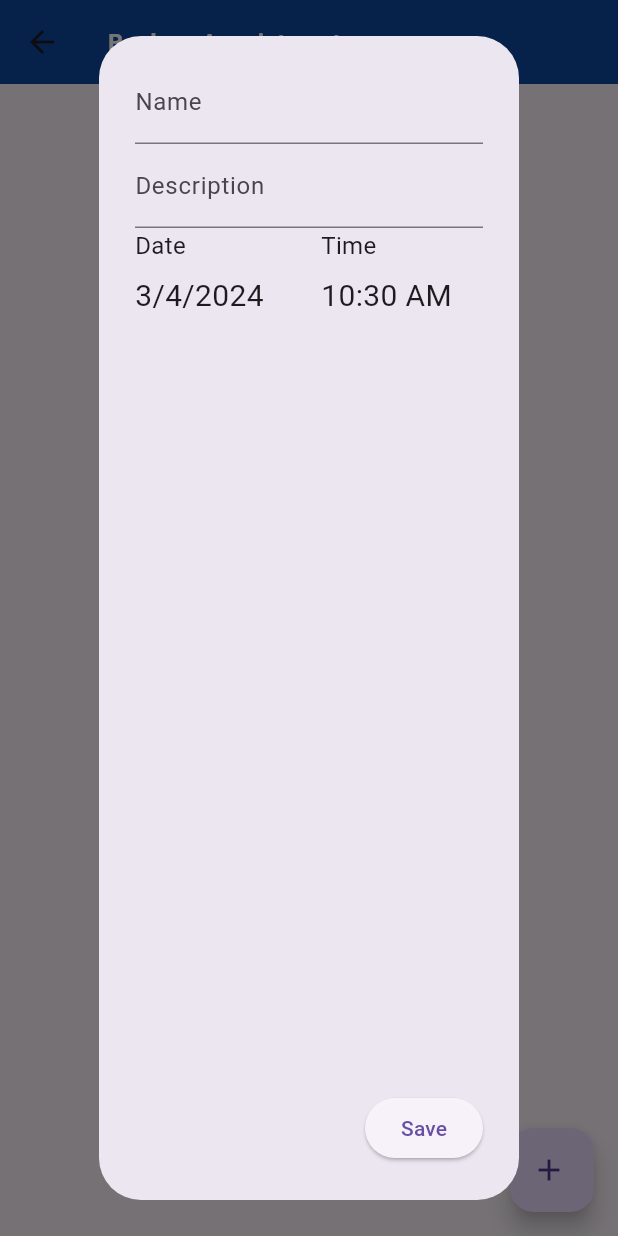
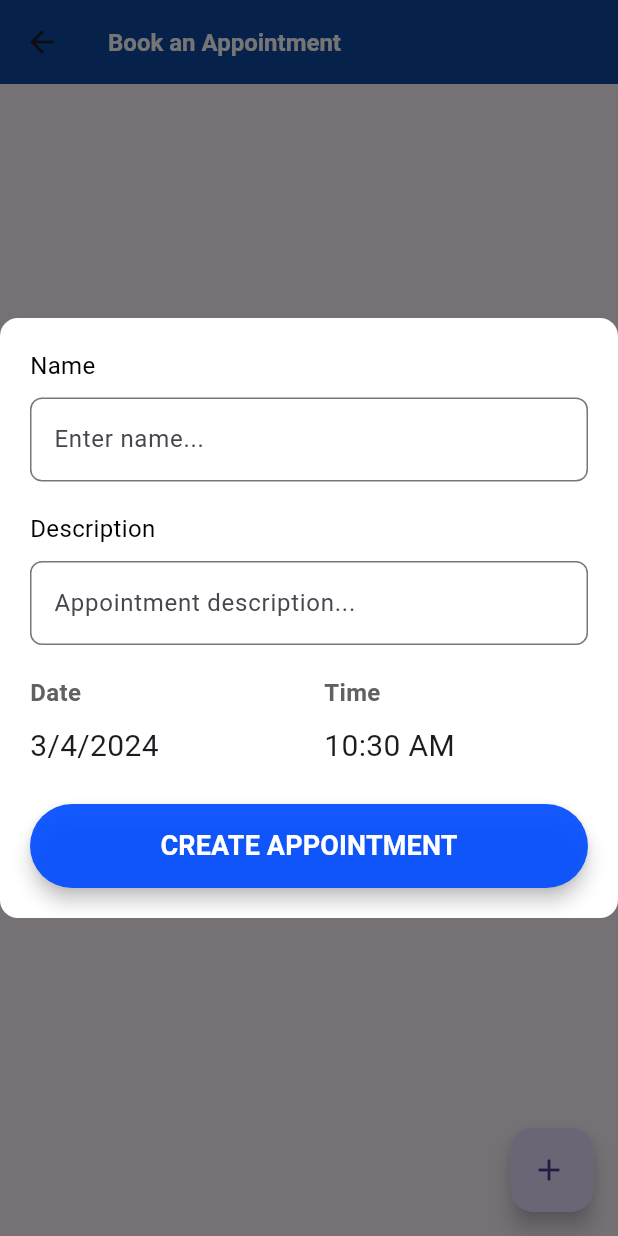
Before and after one commit to makuachteny/mobile-dev, a Flutter app: the AppointmentPage screen opened directly, after a tap on the "add" icon, on a phone screen of 412 x 824 dp. Run offline on Flutter 3.47's test engine with Material 3 defaults, Android fonts, the phone set to English and light mode, and no system bars; our stand-ins replace cloud_firestore, firebase_auth, firebase_core, firebase_storage, flutter_signin_button, google_sign_in and 3 more; missing offline and left inert: zego_uikit_prebuilt_video_conference; accounts and stored records are empty.

Commit message:
appointment UI

```diff
--- a/afya_chapchap/lib/Screens/appointment.dart
+++ b/afya_chapchap/lib/Screens/appointment.dart
@@ -211,17 +211,60 @@ class AppointmentPageState extends State<AppointmentPage> {
 
     showDialog(
       context: context,
-      builder: (context) => AlertDialog(
-        content: Column(
+      builder: (context) => Dialog(
+      backgroundColor: Colors.white,
+      shape: RoundedRectangleBorder(
+        borderRadius: BorderRadius.circular(12.0),
+      ),
+      insetPadding: EdgeInsets.zero,
+      child: Container(
+        padding: const EdgeInsets.all(20.0),
+        child: SingleChildScrollView(
+          child: Column(
+            mainAxisSize: MainAxisSize.min,
             children: [
+              const Align(
+                alignment: Alignment.centerLeft,
+                child: Text(
+                  'Name',
+                  style: TextStyle(
+                    fontSize: 16.0,
+                    color: Colors.black,
+                  ),
+                ),
+              ),
+              const SizedBox(height: 10.0),
               TextField(
                 controller: nameController,
-              decoration: const InputDecoration(labelText: 'Name'),
+                decoration: InputDecoration(
+                  hintText: 'Enter name...',
+                  border: OutlineInputBorder(
+                    borderRadius: BorderRadius.circular(8.0),
                   ),
+                ),
+              ),
+              const SizedBox(height: 20.0),
+              const Align(
+                alignment: Alignment.centerLeft,
+                child: Text(
+                  'Description',
+                  style: TextStyle(
+                    fontSize: 16.0,
+                    color: Colors.black,
+                  ),
+                ),
+              ),
+              const SizedBox(height: 10.0),
               TextField(
                 controller: descriptionController,
-              decoration: const InputDecoration(labelText: 'Description'),
+                decoration: InputDecoration(
+                  hintText: 'Appointment description...',
+                  border: OutlineInputBorder(
+                    borderRadius: BorderRadius.circular(8.0),
                   ),
+                ),
+              ),
+              const SizedBox(height: 20.0),
               Row(
                 children: [
                   Expanded(
@@ -230,11 +273,18 @@ class AppointmentPageState extends State<AppointmentPage> {
                       child: Column(
                         crossAxisAlignment: CrossAxisAlignment.start,
                         children: [
-                        const Text(
+                          Align(
+                            alignment: Alignment.centerLeft,
+                            child: Text(
                               'Date',
-                          style: TextStyle(fontSize: 16.0),
+                              style: TextStyle(
+                                fontSize: 16.0,
+                                fontWeight: FontWeight.bold,
+                                color: Colors.grey.shade700,
                               ),
-                        const SizedBox(height: 8.0),
+                            ),
+                          ),
+                          const SizedBox(height: 10.0),
                           Text(
                             dateController.text.isNotEmpty
                                 ? dateController.text
@@ -245,18 +295,25 @@ class AppointmentPageState extends State<AppointmentPage> {
                       ),
                     ),
                   ),
-                const SizedBox(width: 16.0),
+                  const SizedBox(width: 20.0),
                   Expanded(
                     child: InkWell(
                       onTap: () => _showTimePicker(context),
                       child: Column(
                         crossAxisAlignment: CrossAxisAlignment.start,
                         children: [
-                        const Text(
+                          Align(
+                            alignment: Alignment.centerLeft,
+                            child: Text(
                               'Time',
-                          style: TextStyle(fontSize: 16.0),
+                              style: TextStyle(
+                                fontSize: 16.0,
+                                fontWeight: FontWeight.bold,
+                                color: Colors.grey.shade700,
                               ),
-                        const SizedBox(height: 8.0),
+                            ),
+                          ),
+                          const SizedBox(height: 10.0),
                           Text(
                             timeController.text.isNotEmpty
                                 ? timeController.text
@@ -269,10 +326,19 @@ class AppointmentPageState extends State<AppointmentPage> {
                   ),
                 ],
               ),
-          ],
+              const SizedBox(height: 24.0),
+              SizedBox(
+                width: double.infinity,
+                child: ElevatedButton(
+                  style: ElevatedButton.styleFrom(
+                    backgroundColor: const Color.fromRGBO(0, 76, 255, 0.921),
+                    foregroundColor: Colors.white,
+                    elevation: 5.0,
+                    padding: const EdgeInsets.symmetric(vertical: 15),
+                    shape: RoundedRectangleBorder(
+                      borderRadius: BorderRadius.circular(30.0),
                     ),
-        actions: [
-          ElevatedButton(
+                  ),
                   onPressed: () {
                     if (docID == null) {
                   String userUID = FirebaseAuth.instance.currentUser?.uid ?? '';
@@ -303,9 +369,16 @@ class AppointmentPageState extends State<AppointmentPage> {
                 updateCallback();
               }
                   },
-            child: const Text('Save'),
-          )
+                  child: const Text(
+                    'CREATE APPOINTMENT',
+                    style: TextStyle(fontWeight: FontWeight.w600, fontSize: 18),
+                  ),
+                ),
+              ),
             ],
+          ),
+        ),
+      ),
     ),
 );
   }
```
Lines whose indentation alone changed are shown as unchanged.
